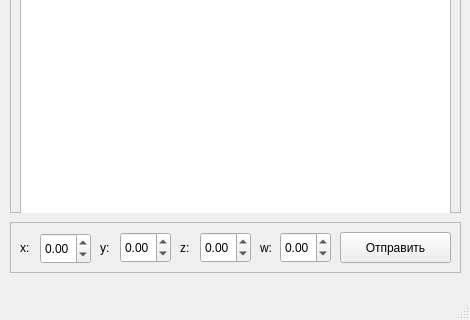
Old version of the form ComReader/window.ui in the repository GRPilot/SimpleComReader; both pictures show x 0 to 470 and y 218 to 538 of the 470 by 538 pixel window.
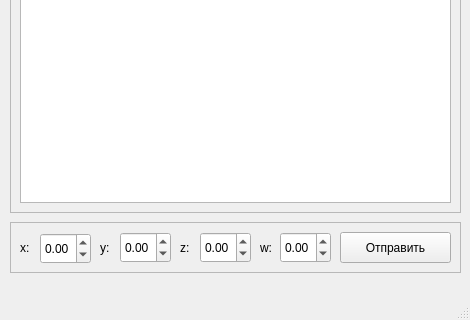
New version of the form. Icons and pictures are not drawn.

The edit to the form file:
```diff
--- a/ComReader/window.ui
+++ b/ComReader/window.ui
@@ -11,7 +11,7 @@
    </rect>
   </property>
   <property name="sizePolicy">
-   <sizepolicy hsizetype="Preferred" vsizetype="Preferred">
+   <sizepolicy hsizetype="Fixed" vsizetype="Fixed">
     <horstretch>0</horstretch>
     <verstretch>0</verstretch>
    </sizepolicy>
@@ -182,7 +182,7 @@
        <x>10</x>
        <y>10</y>
        <width>431</width>
-       <height>341</height>
+       <height>301</height>
       </rect>
      </property>
      <property name="autoScroll">
```
Left out of the diff: 4 changed lines with no effect on the pictures.
